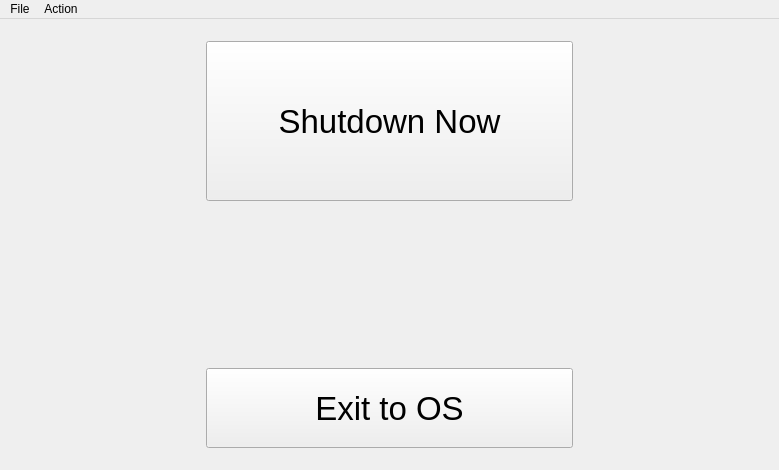
Before: the Qt Designer form MainWindow.ui in stcote/FoodPantry, drawn with Qt 5.
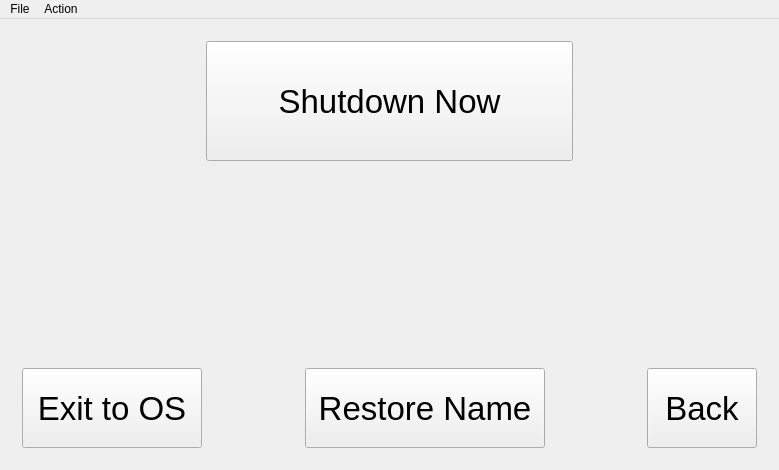
After: the same form once the commit is applied. The open tabs and pages were chosen to show the change. Custom widgets are drawn as their Qt base class.

Diff of the .ui file:
```diff
--- a/MainWindow.ui
+++ b/MainWindow.ui
@@ -1443,7 +1443,7 @@
        </layout>
       </widget>
       <widget class="QWidget" name="shutdownpage">
-       <layout class="QVBoxLayout" name="verticalLayout_8" stretch="2,2,1">
+       <layout class="QVBoxLayout" name="verticalLayout_8">
         <item>
          <layout class="QHBoxLayout" name="horizontalLayout_7" stretch="1,2,1">
           <item>
@@ -1462,11 +1462,23 @@
           <item>
            <widget class="QPushButton" name="shutdownBtn">
             <property name="sizePolicy">
-             <sizepolicy hsizetype="Preferred" vsizetype="Preferred">
+             <sizepolicy hsizetype="Preferred" vsizetype="Fixed">
               <horstretch>0</horstretch>
               <verstretch>0</verstretch>
              </sizepolicy>
             </property>
+            <property name="minimumSize">
+             <size>
+              <width>0</width>
+              <height>120</height>
+             </size>
+            </property>
+            <property name="maximumSize">
+             <size>
+              <width>16777215</width>
+              <height>120</height>
+             </size>
+            </property>
             <property name="font">
              <font>
               <pointsize>25</pointsize>
@@ -1506,28 +1518,27 @@
          </spacer>
         </item>
         <item>
-         <layout class="QHBoxLayout" name="horizontalLayout_8" stretch="1,2,1">
-          <item>
-           <spacer name="horizontalSpacer_8">
-            <property name="orientation">
-             <enum>Qt::Horizontal</enum>
-            </property>
-            <property name="sizeHint" stdset="0">
-             <size>
-              <width>40</width>
-              <height>20</height>
-             </size>
-            </property>
-           </spacer>
-          </item>
+         <layout class="QHBoxLayout" name="horizontalLayout_8">
           <item>
            <widget class="QPushButton" name="exitBtn">
             <property name="sizePolicy">
-             <sizepolicy hsizetype="Minimum" vsizetype="Preferred">
+             <sizepolicy hsizetype="Fixed" vsizetype="Fixed">
               <horstretch>0</horstretch>
               <verstretch>0</verstretch>
              </sizepolicy>
             </property>
+            <property name="minimumSize">
+             <size>
+              <width>180</width>
+              <height>80</height>
+             </size>
+            </property>
+            <property name="maximumSize">
+             <size>
+              <width>180</width>
+              <height>16777215</height>
+             </size>
+            </property>
             <property name="font">
              <font>
               <pointsize>25</pointsize>
@@ -1551,6 +1562,79 @@
             </property>
            </spacer>
           </item>
+          <item>
+           <widget class="QPushButton" name="restoreNameBtn">
+            <property name="sizePolicy">
+             <sizepolicy hsizetype="Fixed" vsizetype="Fixed">
+              <horstretch>0</horstretch>
+              <verstretch>0</verstretch>
+             </sizepolicy>
+            </property>
+            <property name="minimumSize">
+             <size>
+              <width>240</width>
+              <height>80</height>
+             </size>
+            </property>
+            <property name="maximumSize">
+             <size>
+              <width>240</width>
+              <height>16777215</height>
+             </size>
+            </property>
+            <property name="font">
+             <font>
+              <pointsize>25</pointsize>
+             </font>
+            </property>
+            <property name="text">
+             <string>Restore Name</string>
+            </property>
+           </widget>
+          </item>
+          <item>
+           <spacer name="horizontalSpacer_8">
+            <property name="orientation">
+             <enum>Qt::Horizontal</enum>
+            </property>
+            <property name="sizeHint" stdset="0">
+             <size>
+              <width>40</width>
+              <height>20</height>
+             </size>
+            </property>
+           </spacer>
+          </item>
+          <item>
+           <widget class="QPushButton" name="backBtn">
+            <property name="sizePolicy">
+             <sizepolicy hsizetype="Fixed" vsizetype="Fixed">
+              <horstretch>0</horstretch>
+              <verstretch>0</verstretch>
+             </sizepolicy>
+            </property>
+            <property name="minimumSize">
+             <size>
+              <width>110</width>
+              <height>80</height>
+             </size>
+            </property>
+            <property name="maximumSize">
+             <size>
+              <width>110</width>
+              <height>80</height>
+             </size>
+            </property>
+            <property name="font">
+             <font>
+              <pointsize>25</pointsize>
+             </font>
+            </property>
+            <property name="text">
+             <string>Back</string>
+            </property>
+           </widget>
+          </item>
          </layout>
         </item>
        </layout>
```
Left out of the diff: 74 changed lines with no effect on the pictures.
